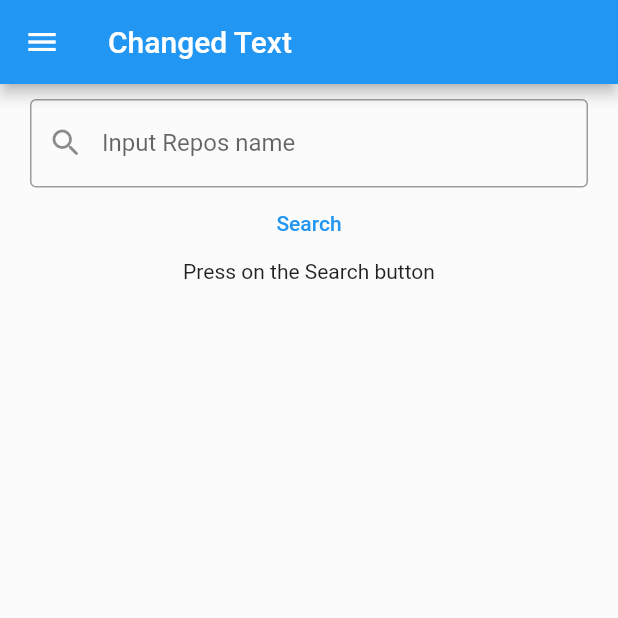
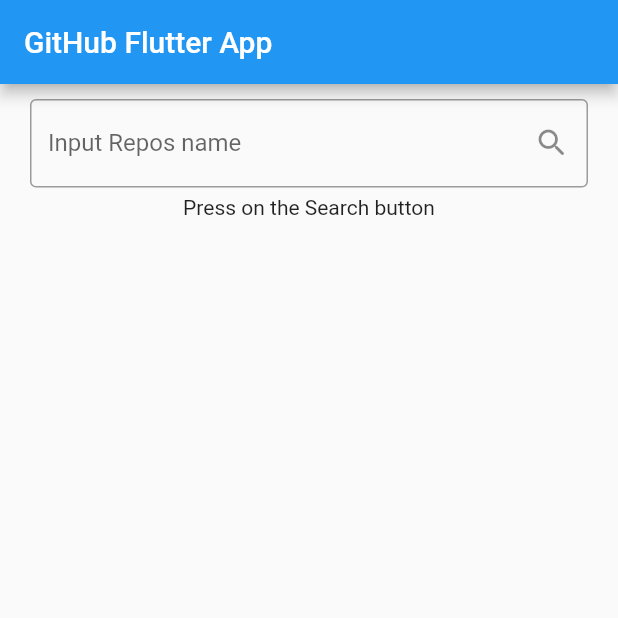
Before and after one commit to yarshau/github_flutter_app, a Flutter app: the screen it shows after launch, on a phone screen of 412 x 824 dp, the top half of it. Run offline on Flutter 3.47's test engine with Material 2 defaults, Android fonts, the phone set to English and light mode, and no system bars; our stand-ins replace bloc, connectivity, flutter_bloc, font_awesome_flutter; missing offline and left inert: sqlbrite.

Commit message:
For flutter program

```diff
--- a/lib/github_list_page.dart
+++ b/lib/github_list_page.dart
@@ -1,8 +1,6 @@
 import 'dart:typed_data';
 import 'package:flutter/material.dart';
 import 'package:flutter_bloc/flutter_bloc.dart';
-import 'package:font_awesome_flutter/font_awesome_flutter.dart';
-import 'package:github_flutter_app/chatting_screen.dart';
 import 'package:github_flutter_app/details_github/details_page.dart';
 import 'package:github_flutter_app/github_bloc.dart';
 import 'package:github_flutter_app/github_client.dart';
@@ -12,7 +10,6 @@ import 'package:github_flutter_app/github_repository.dart';
 import 'package:github_flutter_app/github_state.dart';
 import 'package:provider/provider.dart';
 import 'dart:convert';
-import 'package:url_launcher/url_launcher.dart';
 
 class GitHubPage extends StatefulWidget {
   GitHubPage({Key? key}) : super(key: key);
@@ -24,7 +21,6 @@ class GitHubPage extends StatefulWidget {
 class GitHubPageState extends State<GitHubPage> {
   final _controller = TextEditingController();
   late final GitHubBloc _bloc;
-  late final MyProvider _myProvider = Provider.of<MyProvider>(context);
 
   @override
   void initState() {
@@ -86,8 +82,12 @@ class GitHubPageState extends State<GitHubPage> {
                           item.checkToDelete = !item.checkToDelete;
                           print('listTOODELETE $listToDelete');
                         }),
-                    leading: Image.memory(Uint8List.fromList(
-                        json.decode(item.avatarUrl).cast<int>())),
+                    leading: Image.memory(
+                      Uint8List.fromList(
+                          json.decode(item.avatarUrl).cast<int>()),
+                      key: Key(item.avatarUrl),
+                      gaplessPlayback: true,
+                    ),
                     contentPadding: EdgeInsets.all(2),
                   ),
                 ),
@@ -97,21 +97,9 @@ class GitHubPageState extends State<GitHubPage> {
       );
     }
 
-    Widget showPage(List<int> listToDelete) {
+    Widget showPage([List<int> listToDelete = const []]) {
       return Stack(
         children: [
-          Center(
-            child: TextButton(
-              child: Text('Search'),
-              onPressed: () {
-                if (_controller.text.isNotEmpty) {
-                  _bloc.add(LoadedEvent(_controller.text));
-                } else {
-                  return _emptySnack(context);
-                }
-              },
-            ),
-          ),
           Align(
             alignment: Alignment.centerRight,
             child: Row(
@@ -142,67 +130,8 @@ class GitHubPageState extends State<GitHubPage> {
       );
     }
 
-    Widget Contacts() {
-      return Drawer(
-        child: Column(
-          mainAxisAlignment: MainAxisAlignment.end,
-          children: [
-            SizedBox(
-              height: 50,
-            ),
-            InkWell(
-              child: ListTile(
-                title: Text('Chatting'),
-                leading: Icon(FontAwesomeIcons.snapchat),
-              ),
-              onTap: () {
-                Navigator.push(
-                    context,
-                    MaterialPageRoute(
-                        builder: (BuildContext context) => ChattingScreen()));
-              },
-            ),
-            Spacer(),
-            Row(
-              mainAxisSize: MainAxisSize.min,
-              children: [
-                IconButton(
-                  icon: Icon(Icons.call),
-                  onPressed: () async {
-                    await launch('tel:<380968361508>');
-                  },
-                ),
-                IconButton(
-                  onPressed: () async {
-                    await launch('https://www.instagram.com/yar.shau/',
-                        forceSafariVC: true);
-                  },
-                  icon: Icon(FontAwesomeIcons.instagram),
-                ),
-                IconButton(
-                    onPressed: () async {
-                      await launch('https://github.com/yarshau/',
-                          forceSafariVC: true);
-                    },
-                    icon: Icon(FontAwesomeIcons.github)),
-                IconButton(
-                    onPressed: () async {
-                      await launch('mailto:yarshau@gmail.com');
-                    },
-                    icon: Icon(Icons.mail_outline)),
-              ],
-            ),
-            Text('Contacts'),
-          ],
-        ),
-      );
-    }
-
     return Scaffold(
-      backgroundColor: Colors.white12,
-      resizeToAvoidBottomInset: true,
-      appBar: AppBar(title: Text('${_myProvider.str}')),
-      drawer: Contacts(),
+      appBar: AppBar(title: Text('GitHub Flutter App')),
       body: BlocProvider<GitHubBloc>(
         create: (BuildContext context) => _bloc,
         lazy: true,
@@ -220,13 +149,19 @@ class GitHubPageState extends State<GitHubPage> {
                     fit: FlexFit.tight,
                     child: TextField(
                       autofocus: false,
-                      onChanged: (newData) {
-                        _myProvider.changedField(newData);
-                      },
                       decoration: InputDecoration(
                           labelText: 'Input Repos name',
-                          prefixIcon: Icon(Icons.search_rounded),
-                          border: OutlineInputBorder()),
+                          border: OutlineInputBorder(),
+                          suffixIcon: IconButton(
+                            icon: Icon(Icons.search_rounded),
+                            onPressed: () {
+                              if (_controller.text.isNotEmpty) {
+                                _bloc.add(LoadedEvent(_controller.text));
+                              } else {
+                                return _emptySnack(context);
+                              }
+                            },
+                          )),
                       controller: _controller,
                     )),
                 SizedBox(
@@ -234,6 +169,7 @@ class GitHubPageState extends State<GitHubPage> {
                 )
               ],
             ),
+            SizedBox(height: 5,),
             Expanded(
               child: BlocBuilder<GitHubBloc, GitHubState>(
                   bloc: _bloc,
@@ -241,14 +177,16 @@ class GitHubPageState extends State<GitHubPage> {
                     print('state $state');
                     if (state is GitHubEmptyState) {
                       return Column(children: [
-                        showPage([]),
+                        showPage(),
                         Text('Press on the Search button'),
                       ]);
                     } else if (state is GitHubInitial) {
                       return Column(
                         mainAxisAlignment: MainAxisAlignment.start,
                         children: [
-                          SizedBox(height: 35,),
+                          SizedBox(
+                            height: 35,
+                          ),
                           CircularProgressIndicator(),
                           Text('Loading in progress...')
                         ],
@@ -258,7 +196,8 @@ class GitHubPageState extends State<GitHubPage> {
                       return Column(
                         children: [
                           Container(
-                              height: 50, child: showPage(state.listToDelete)),
+                              child: showPage(state.listToDelete)
+                             ),
                           Expanded(
                             child: _buildRepoList(list, state.listToDelete),
                           )
@@ -268,7 +207,7 @@ class GitHubPageState extends State<GitHubPage> {
                       return Container(
                         child: Column(
                           children: [
-                            showPage([]),
+                            showPage(),
                             Text('The status code is: ${state.statusCode}'),
                             Text('The reason is: ${state.reason}'),
                           ],
@@ -278,7 +217,7 @@ class GitHubPageState extends State<GitHubPage> {
                       return SingleChildScrollView(
                         child: Column(
                           children: [
-                            showPage([]),
+                            showPage(),
                             Text(
                                 'No data was found on GitHub with this Search input'),
                             Image.asset('assets/no_data_found.png'),
@@ -293,12 +232,6 @@ class GitHubPageState extends State<GitHubPage> {
       ),
     );
   }
-
-  @override
-  void dispose() {
-    _myProvider.dispose();
-    super.dispose();
-  }
 }
 
 class MyProvider extends ChangeNotifier {
--- a/lib/github_repository.dart
+++ b/lib/github_repository.dart
@@ -34,8 +34,7 @@ class GitHubRepository {
 
   Future<RepoInfo> gitDetails(int id) async {
     final _briteDatabase = await dbHelper.getDatabase;
-    List q = await _briteDatabase.query(tableGit, where: 'ID = $id');
-    print('rrrrrr ${q.runtimeType}');
+    List<Map<String, Object?>> q = await _briteDatabase.query(tableGit, where: 'ID = $id');
     Map<String, dynamic> data = q.first;
     return RepoInfo.fromDatabase(data);
   }
--- a/lib/main.dart
+++ b/lib/main.dart
@@ -15,13 +15,17 @@ class Git extends StatelessWidget {
       providers: [
         Provider<GitHubClient>(create: (_) => GitHubClient()),
         Provider<GitHubRepository>(create: (_) => GitHubRepository()),
-        ChangeNotifierProvider<MyProvider>.value(value: MyProvider()),
       ],
       child: MaterialApp(
+        debugShowCheckedModeBanner: false,
         home: Scaffold(
+          backgroundColor: Colors.white12,
+          resizeToAvoidBottomInset: true,
           body: GitHubPage(),
         ),
       ),
     );
   }
+
+
 }
```
Also changed, not shown: lib/chatting_screen.dart (deleted, +0 -31 lines), lib/details_github/details_page.dart (+19 -19 lines), lib/drawer_mixin.dart (deleted), lib/firebase_client.dart (deleted).
